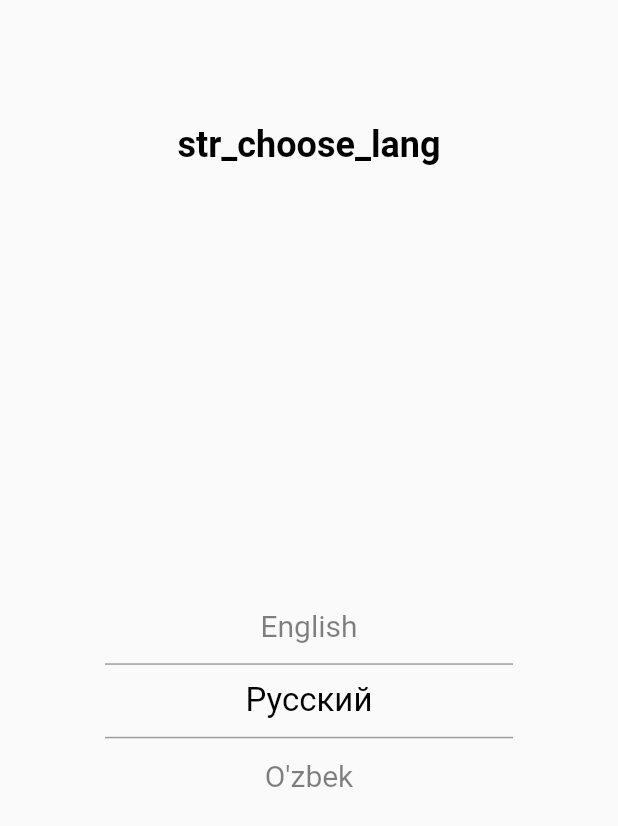
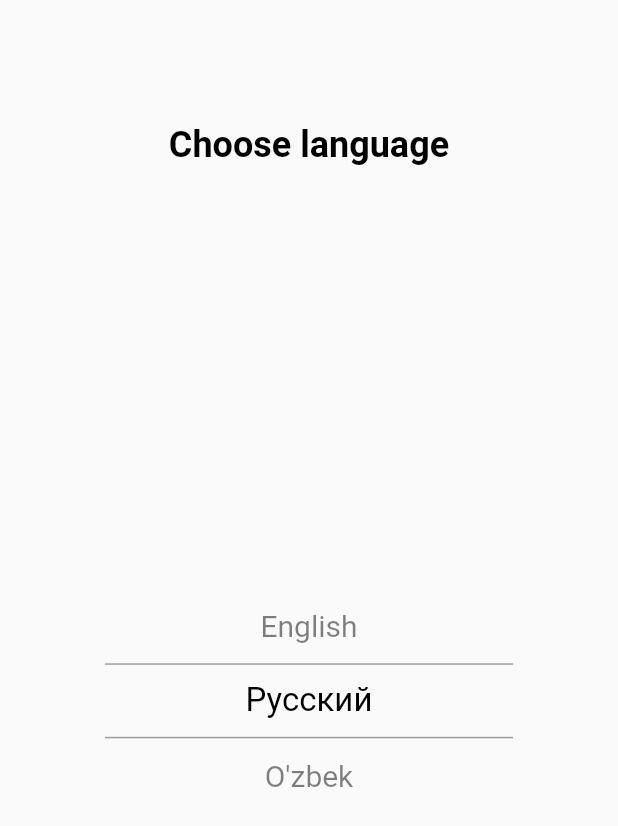
Before and after one commit to kurbanovxurshidbek/chayxana-mobile, a Flutter app: the screen it shows after launch, on a phone screen of 412 x 824 dp. Shown: the top 826 px of the screen. Run offline on Flutter 3.47's test engine with Material 2 defaults, Android fonts, the phone set to English and light mode, and no system bars; our stand-ins replace cached_network_image, dio, flutter_svg, get, get_storage, intl_phone_field and 1 more.

Commit message:
commit: route and locals

```diff
--- a/lib/main.dart
+++ b/lib/main.dart
@@ -1,12 +1,31 @@
+import 'package:chayxana/pages/auth/auth_page.dart';
+import 'package:chayxana/pages/intro/intro_page.dart';
+import 'package:chayxana/pages/language/language_page.dart';
+import 'package:chayxana/pages/main/history/history_page.dart';
+import 'package:chayxana/pages/main/history/notification/notification_page.dart';
+import 'package:chayxana/pages/main/home/booking/booking_page.dart';
+import 'package:chayxana/pages/main/home/detail/detail_page.dart';
+import 'package:chayxana/pages/main/home/filter_page/filter_page.dart';
+import 'package:chayxana/pages/main/home/gallery/gallery_page.dart';
+import 'package:chayxana/pages/main/home/home_page.dart';
+import 'package:chayxana/pages/main/home/result/result_page.dart';
+import 'package:chayxana/pages/main/home/setting_detail/setting_detail_page.dart';
+import 'package:chayxana/pages/main/main_page.dart';
+import 'package:chayxana/pages/main/profile/add_card/add_card_page.dart';
+import 'package:chayxana/pages/main/profile/faq/faq_page.dart';
+import 'package:chayxana/pages/main/profile/feedback/feedback_page.dart';
+import 'package:chayxana/pages/main/profile/profile_page.dart';
+import 'package:chayxana/pages/main/profile/region/region_page.dart';
+import 'package:chayxana/pages/sms_verification/sms_verification_page.dart';
 import 'package:chayxana/pages/splash/splash_page.dart';
 import 'package:flutter/material.dart';
 import 'package:flutter/services.dart';
 import 'package:get/get.dart';
+
 import 'services/init_service.dart';
 import 'services/lang_service.dart';
 
 Future<void> main() async {
-
   WidgetsFlutterBinding.ensureInitialized();
 
   await InitService.init();
@@ -35,6 +54,28 @@ class MyApp extends StatelessWidget {
       translations: LangService(),
       locale: LangService.locale,
       fallbackLocale: LangService.fallbackLocale,
+      routes: {
+        SplashPage.id: (context) => const SplashPage(),
+        LanguagePage.id: (context) => const LanguagePage(),
+        IntroPage.id: (context) => const IntroPage(),
+        MainPage.id: (context) => const MainPage(),
+        HomePage.id: (context) => const HomePage(),
+        FilterPage.id: (context) => const FilterPage(),
+        BookingPage.id: (context) => const BookingPage(),
+        DetailPage.id: (context) => const DetailPage(),
+        GalleryPage.id: (context) => const GalleryPage(),
+        ResultPage.id: (context) => const ResultPage(),
+        SettingDetailPage.id: (context) => const SettingDetailPage(),
+        ProfilePage.id: (context) => const ProfilePage(),
+        FAQPage.id: (context) => const FAQPage(),
+        FeedBackPage.id: (context) => const FeedBackPage(),
+        RegionPage.id: (context) => const RegionPage(),
+        HistoryPage.id: (context) => const HistoryPage(),
+        NotificationPage.id: (context) => const NotificationPage(),
+        AuthPage.id: (context) => const AuthPage(),
+        SmsVerificationPage.id: (context) => const SmsVerificationPage(),
+        AddCardPage.id: (context) => const AddCardPage()
+      },
     );
   }
 }
--- a/lib/services/locals/en_us.dart
+++ b/lib/services/locals/en_us.dart
@@ -31,16 +31,31 @@ const Map<String, String> enUS = {
   'attendance': "Attendance",
   'date': "Date",
   'try_again': "Please try again!",
-  'forget_pressed_button': "You didn't press the 'Clock Out' button yesterday, please report it to the HR supervisor!",
+  'forget_pressed_button':
+      "You didn't press the 'Clock Out' button yesterday, please report it to the HR supervisor!",
   'disable': "This button is only pressed when you come and go!",
   'check_network': "You are offline. Please, check your Internet connection!",
   'incorrectly_phone': "Please enter the number available in the system!",
   'invalid_password': "Please enter the password correctly!",
 
-  // current project
-  // page intro
+// current project
+// page intro
   'intro_header_one': "More than 200 classes \n with promotions and bonuses",
   'intro_content_one': "Get gifts, discounts for you",
-  'button_next':"Next",
-  "button_enter":"Enter"
+  'button_next': "Next",
+  "button_enter": "Enter",
+
+//language page
+  "str_choose_lang": "Choose language",
+
+//setting_detail_page
+  "str_guests": "Visitors",
+  "str_people_count": "Number of people",
+  "str_choose_date": "Choose date",
+  "str_choose_room": "Choose room",
+  "str_choose_time": "Select the arrival time",
+  "str_clear": "Clear",
+  "str_next": "Next",
+  "str_room": "Room",
+  "str_price": "Price"
 };
--- a/lib/services/locals/ru_ru.dart
+++ b/lib/services/locals/ru_ru.dart
@@ -41,5 +41,19 @@ const Map<String, String> ruRU = {
   'intro_header_one': "Боле 2 00 занятий /n с акциями и бонусами",
   'intro_content_one': "Получайте подарки, скидки и боеусны",
   'button_next':"далее",
-  "button_enter":"начат"
+  "button_enter":"начат",
+
+  //language page
+  "str_choose_lang": "Выберите язык",
+
+//setting_detail_page
+  "str_guests": "Гости",
+  "str_people_count": "Число людей",
+  "str_choose_date": "Выберите дату",
+  "str_choose_room": "Выберите комнату",
+  "str_choose_time": "Выберите время прибытия",
+  "str_clear": "Очистить",
+  "str_next": "Дальше",
+  "str_room": "Комнота",
+  "str_price": "Цена"
 };
--- a/lib/services/locals/uz_uz.dart
+++ b/lib/services/locals/uz_uz.dart
@@ -21,7 +21,8 @@ const Map<String, String> uzUZ = {
   'login': "Login",
   'username': "Foydalanuvchi nomi",
   'lang': "uz_UZ",
-  'internal_server_error': "Tizimda xatolik! Iltimos birozdan so'ng qayta urunib ko'ring!",
+  'internal_server_error':
+      "Tizimda xatolik! Iltimos birozdan so'ng qayta urunib ko'ring!",
   'location': "Manzil",
   'clock_in': 'Kirish soati',
   'clock_out': "Soatni o'chirish",
@@ -31,7 +32,8 @@ const Map<String, String> uzUZ = {
   'attendance': "Davomat",
   'date': "Sana",
   'try_again': "Iltimos, yana bir bor urinib ko'ring!",
-  'forget_pressed_button': "Siz kecha 'Soatni o'chirish' tugmasini bosmadingiz, iltimos bu haqida hodimlar bo'limi nazoratichisiga xabar bering!",
+  'forget_pressed_button':
+      "Siz kecha 'Soatni o'chirish' tugmasini bosmadingiz, iltimos bu haqida hodimlar bo'limi nazoratichisiga xabar bering!",
   'disable': "Bu tugma faqat ishga kelganda va ketganda bosiladi!",
   'check_network': "Siz oflaynsiz. Iltimos, internet aloqangizni tekshiring!",
   'incorrectly_phone': "Iltimos tizimda mavjud bo'lgan raqam kiriting!",
@@ -40,6 +42,20 @@ const Map<String, String> uzUZ = {
   // current project
   'intro_header_one': "Aktsiyalar va bonuslar  bilan \n 200 dan ortiq sinflar",
   'intro_content_one': "Sovg'alar, chegirmalar va janglarni oling",
-  'button_next':"Keyingisi",
-  "button_enter":"Kirish"
+  'button_next': "Keyingisi",
+  "button_enter": "Kirish",
+
+  //language page
+  "str_choose_lang": "Tilni tanlang",
+
+//setting_detail_page
+  "str_guests": "Tashrif buyurchilar soni",
+  "str_people_count": "Odamlar soni",
+  "str_choose_date": "Sanani tanlang",
+  "str_choose_room": "Xonani tanlang",
+  "str_choose_time": "Kelish vaqtini tanlang",
+  "str_clear": "Tozalash",
+  "str_next": "Keyingisi",
+  "str_room": "Xona",
+  "str_price": "Narxi"
 };
```
